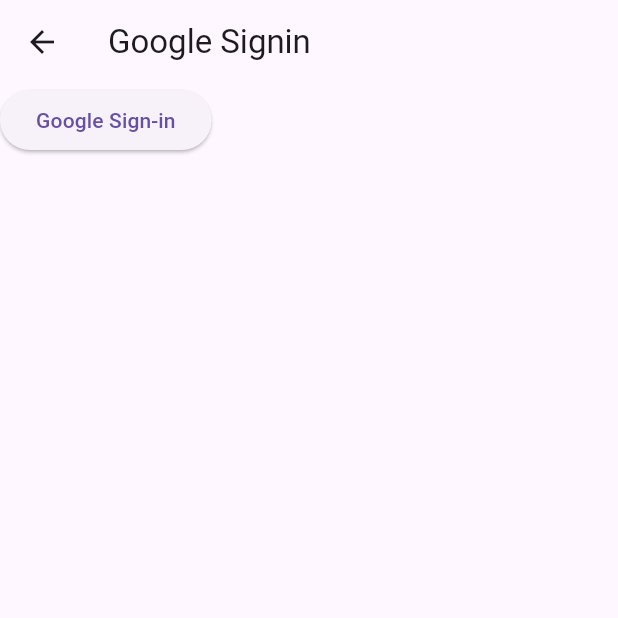
After one commit to highwingers/flutter_playground, a Flutter app: the Google screen opened directly, after a tap on "Google Sign-in", on a phone screen of 412 x 824 dp, the top half of it. The commit adds this screen. Run offline on Flutter 3.47's test engine with Material 3 defaults, Android fonts, the phone set to English and light mode, and no system bars; our stand-ins replace firebase_auth, firebase_core, geocoding, geolocator, google_sign_in; accounts and stored records are empty; generated files the repository leaves out were written again.

Commit message:
Google Login

```diff
--- /dev/null
+++ b/lib/auth/auth_service.dart
@@ -0,0 +1,45 @@
+import 'package:firebase_auth/firebase_auth.dart';
+import 'package:google_sign_in/google_sign_in.dart';
+
+// Install the firebase CLI
+// npm install -g firebase-tools
+
+// firebase login
+// dart pub global activate flutterfire_cli
+
+// within flutter project run
+// flutterfire configure
+// choose your project from list
+
+//for Android add SHA1 and SHA256
+//for iso populate the info.plist
+
+class AuthService {
+  final FirebaseAuth _firebaseAuth = FirebaseAuth.instance;
+
+  User? getCurrentUser() {
+    return _firebaseAuth.currentUser;
+  }
+
+  Future<void> logOut() async {
+    await _firebaseAuth.signOut();
+    await GoogleSignIn().signOut();
+  }
+
+  signInWithGoogle() async {
+    // interactive signin
+    final GoogleSignInAccount? gUser = await GoogleSignIn().signIn();
+
+    // obtain details
+    final GoogleSignInAuthentication gAuth = await gUser!.authentication;
+
+    //create new credential
+    final credential = GoogleAuthProvider.credential(
+      accessToken: gAuth.accessToken,
+      idToken: gAuth.idToken,
+    );
+
+    return await _firebaseAuth.signInWithCredential(credential);
+
+    }
+}
--- /dev/null
+++ b/lib/pages/Google.dart
@@ -0,0 +1,43 @@
+import 'package:flutter/material.dart';
+import 'package:flutter_playground/auth/auth_service.dart';
+import 'package:flutter_playground/pages/home.dart';
+class Google extends StatefulWidget {
+  const Google({super.key});
+
+  @override
+  State<Google> createState() => _GoogleState();
+}
+
+class _GoogleState extends State<Google> {
+ String? _email = '';
+
+  @override
+  Widget build(BuildContext context) {
+    return Scaffold(
+      appBar: AppBar(
+        title: Text("Google Signin"
+        ),
+      ),
+      body: Column(
+        children: [
+          ElevatedButton(onPressed: () async {
+            AuthService _auth = AuthService();
+            await _auth.signInWithGoogle();
+
+            if(_auth.getCurrentUser()?.email!=null) {
+              print(_auth.getCurrentUser()?.uid);
+              Navigator.push(context, MaterialPageRoute(builder: (_) => Home()));
+            }
+
+
+            setState(() {
+              _email = _auth.getCurrentUser()?.email.toString();
+            });
+
+          },   child: Text("Google Sign-in")),
+          Text(_email??"Email"),
+        ],
+      )
+    );
+  }
+}
--- a/lib/pages/actionmenu.dart
+++ b/lib/pages/actionmenu.dart
@@ -1,13 +1,15 @@
 import 'package:flutter/material.dart';
+import 'package:flutter_playground/auth/auth_service.dart';
 import 'package:flutter_playground/pages/home.dart';
 import 'package:flutter_playground/pages/location.dart';
+import 'package:flutter_playground/pages/Google.dart';
 
 
 
 List<Widget> actionMenu(BuildContext context) {
   return   [
     PopupMenuButton<String>(
-    onSelected: (value) {
+    onSelected: (value) async {
       // Handle menu actions
       if(value=='location') {
         Navigator.push(context, MaterialPageRoute(builder: (_) => Location()));
@@ -15,11 +17,20 @@ List<Widget> actionMenu(BuildContext context) {
       if(value=='home') {
         Navigator.push(context, MaterialPageRoute(builder: (_) => Home()));
       }
+
+      if(value=='google') {
+        Navigator.push(context, MaterialPageRoute(builder: (_) => Google()));
+      }
+      if(value=='logout') {
+        await AuthService().logOut();
+        Navigator.push(context, MaterialPageRoute(builder: (_) => Home()));
+      }
     },
     itemBuilder: (BuildContext context) {
       return [
         PopupMenuItem(value: 'home', child: Text('Home')),
         PopupMenuItem(value: 'location', child: Text('Location')),
+        PopupMenuItem(value: 'google', child: Text('Google')),
         PopupMenuItem(value: 'logout', child: Text('Logout')),
       ];
     },
--- a/lib/pages/home.dart
+++ b/lib/pages/home.dart
@@ -1,4 +1,5 @@
 import 'package:flutter/material.dart';
+import 'package:flutter_playground/auth/auth_service.dart';
 import 'package:http/http.dart' as http;
 import 'package:flutter_playground/pages/thankyou.dart';
 import 'package:flutter_playground/pages/actionmenu.dart';
@@ -17,7 +18,8 @@ class _HomeState extends State<Home> {
   Widget build(BuildContext context) {
     return  Scaffold(
       appBar:  AppBar(
-        title: Text("Dart Playground"),
+        leading: Container(),
+        title: AuthService().getCurrentUser()?.email==null? Text("Dart Playground"):Text(AuthService().getCurrentUser()?.email??""),
         actions: actionMenu(context),
       ) ,
      body: Padding(
--- a/pubspec.yaml
+++ b/pubspec.yaml
@@ -37,6 +37,10 @@ dependencies:
   # The following adds the Cupertino Icons font to your application.
   # Use with the CupertinoIcons class for iOS style icons.
   cupertino_icons: ^1.0.8
+
+  google_sign_in: ^6.3.0
+  firebase_auth: ^5.5.4
+  firebase_core: ^3.13.1
 
 dev_dependencies:
   flutter_test:
```
Also changed, not shown: lib/main.dart (+8 -1 lines), pubspec.lock, 4 other files.
